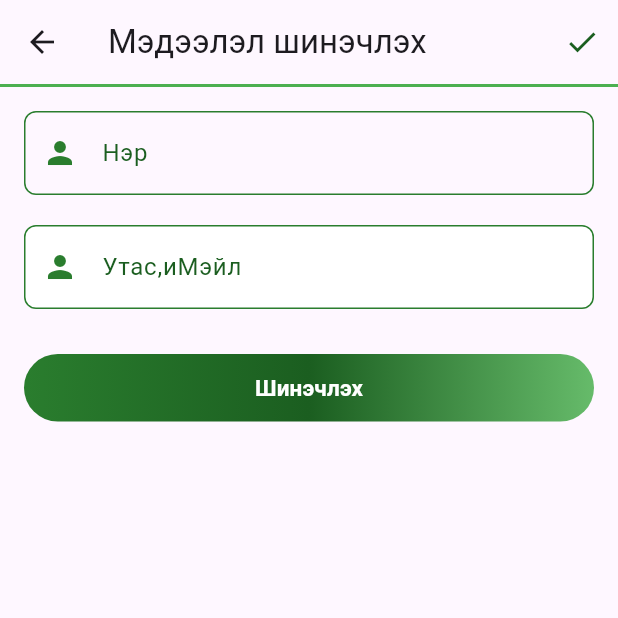
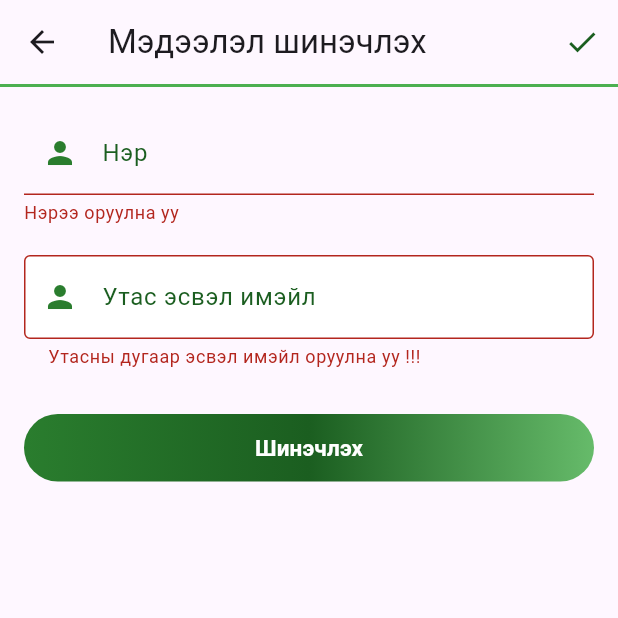
Before and after one commit to amgalanbaata/main, a Flutter app: the Profile screen opened directly, after a tap on the "edit" icon, after a tap on "Шинэчлэх", on a phone screen of 412 x 824 dp, the top half of it. Run offline on Flutter 3.47's test engine with Material 3 defaults, Android fonts, the phone set to English and light mode, and no system bars; our stand-ins replace dropdown_button2, fluttertoast, geolocator, image_picker, permission_handler, pull_to_refresh_flutter3 and 3 more; missing offline and left inert: uiblock; accounts and stored records are empty; network calls fail.

Commit message:
flutter changed

```diff
--- a/lib/screens/bottonMenuPages/post_form.dart
+++ b/lib/screens/bottonMenuPages/post_form.dart
@@ -357,7 +357,7 @@
                 ElevatedButton.icon(
                   onPressed: getImageFromCamera,
                   icon: Icon(Icons.camera),
-                  label: Text('Камер нээх'),
+                  label: Text('Зураг оруулах'),
                   style: ElevatedButton.styleFrom(),
                 ),
               ],
--- a/lib/screens/rightMenuPages/profile.dart
+++ b/lib/screens/rightMenuPages/profile.dart
@@ -36,6 +36,11 @@
   void initState() {
     super.initState();
     _loadUserData();
+    // _phoneController.addListener(() {
+    //   if(_formKey.currentState != null) {
+    //     _formKey.currentState!.validate();
+    //   }
+    // });
   }
 
   void _toastMessage(String title, String message) {
@@ -61,6 +66,7 @@
   }
 
   Future<bool> _checkUserEmail() async {
+    if(_savedNumber != _phoneController.text) {
       final String email = _phoneController.text;
       final body = {
         "email": email,
@@ -93,6 +99,9 @@
         setState(() {
           errMessage = 'error $e';
         });
+        return false;
+      }
+    } else {
       return false;
     }
   }
@@ -420,7 +429,7 @@
                   controller: _phoneController,
                   enabled: _isEditing,
                   decoration: InputDecoration(
-                    labelText: 'Утас,иМэйл',
+                    labelText: 'Утас эсвэл имэйл',
                     labelStyle: TextStyle(color: Color(0xFF1b5e20)),
                     prefixIcon: Icon(Icons.person, color: Color(0xFF2a7d2e),),
                     border: OutlineInputBorder(),
@@ -447,13 +456,21 @@
                     fillColor: Colors.white,
                   ),
                   validator: (value) {
+                    String emailPattern = r'^(([^<>()[\]\\.,;:\s@\"]+(\.[^<>()[\]\\.,;:\s@\"]+)*)|(\".+\"))@((\[[0-9]{1,3}\.[0-9]{1,3}\.[0-9]{1,3}\.[0-9]{1,3}\])|(([a-zA-Z\-0-9]+\.)+[a-zA-Z]{2,}))$';
+                    RegExp emailRegExp = RegExp(emailPattern);
+                    value = value?.trim() ?? '';
                     if (value == null || value.isEmpty) {
-                      return 'Дугаараа оруулна уу';
+                      return 'Утасны дугаар эсвэл имэйл оруулна уу !!!';
                     }
-                    // if (_nameController == _savedName && _phoneController == _savedNumber) {
-                    //   return 'Өөрчлөлт байхгүй';
-                    // }
+                    if (_nameController.text == _savedName && _phoneController.text == _savedNumber) {
+                      // _toastMessage('error', 'Өөрчлөлт байхгүй байна');
+                      return 'Өөрчлөлт байхгүй байна';
+                    } else if(emailRegExp.hasMatch(value)) {
                       return null;
+                    } else if (value.length == 8 && RegExp(r'^\d{8}$').hasMatch(value) && int.parse(value.substring(0,1)) >= 6) {
+                      return null;
+                    }
+                    return 'Утасны дугаар эсвэл имэйл оруулна уу !!!';
                   },
                 ),
                 SizedBox(height: 30),
@@ -481,14 +498,17 @@
                       ),
                     ),
                     onPressed: () {
-                      if (_nameController.text == _savedName && _phoneController.text == _savedNumber) {
-                        _toastMessage('error', 'Өөрчлөлт байхгүй байна');
-                      } else {
+                      if (_formKey.currentState!.validate() && _savedNumber != _phoneController.text) {
                         setState(() {
                           _checkUserEmail();
                         });
+                      } else if (_nameController.text != _savedName && _phoneController.text == _savedNumber && _nameController.text != '') {
+                        print('only name change');
+                        _saveUserData('Амжилттай');
+                      } else {
+                        print('validation failed');
                       }
-                    },
+                    }
                   ),
                 ),
                 committeeOfficer
```
Also changed, not shown: lib/screens/bottonMenuPages/userInformation.dart (+39 -10 lines), lib/screens/register.dart (+16 -10 lines). Lines whose indentation alone changed are shown as unchanged.
